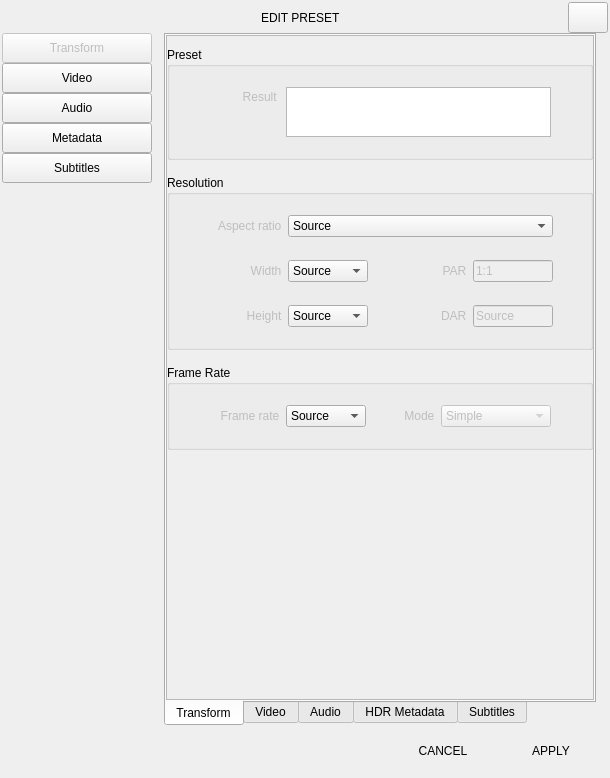
Above: app/preset.ui from philstopford/cine-encoder before the change. Below: the same form after it.
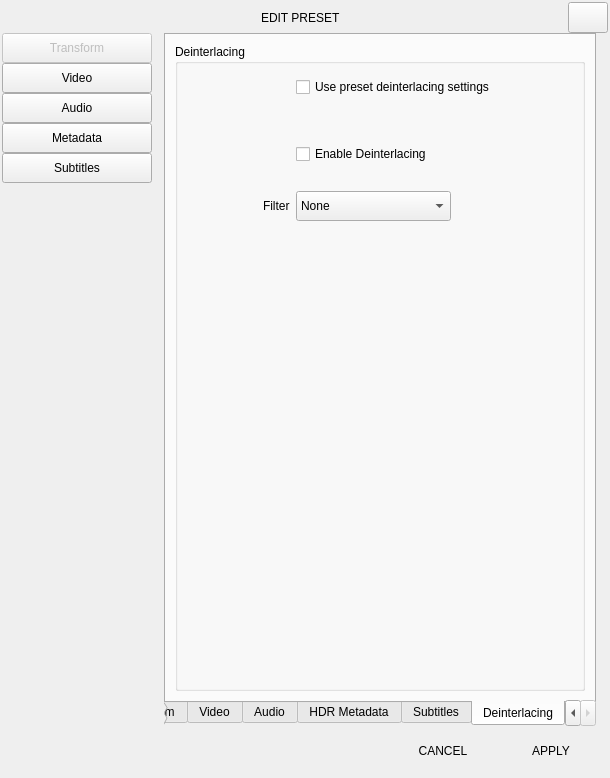
That is the form after the change. The open tabs and pages were chosen to show the change. Icons and pictures are not drawn.

Commit message:
Add deinterlacing UI elements to preset.ui
Added three UI elements to the preset.ui file:
- checkBox_use_preset_deinterlace: Master toggle for preset deinterlacing settings
- checkBox_preset_deinterlace_enabled: Enable/disable deinterlacing filter
- comboBox_preset_deinterlace_filter: Dropdown for filter selection (None, yadif, bwdif)

All elements include appropriate tooltips and follow the same pattern as the subtitle preset section.

Diff of the .ui file:
```diff
--- a/app/preset.ui
+++ b/app/preset.ui
@@ -5538,6 +5538,173 @@
                 </item>
                </layout>
               </widget>
+               <widget class="QWidget" name="tab_6">
+                <attribute name="title">
+                 <string>Deinterlacing</string>
+                </attribute>
+                <layout class="QGridLayout" name="gridLayout_13">
+                 <item row="0" column="0">
+                  <layout class="QGridLayout" name="gridLayout_14">
+                   <item row="0" column="0">
+                    <widget class="QGroupBox" name="groupBox_deinterlace">
+                     <property name="title">
+                      <string>Deinterlacing</string>
+                     </property>
+                     <widget class="QWidget" name="layoutWidget_deinterlace">
+                      <property name="geometry">
+                       <rect>
+                        <x>0</x>
+                        <y>30</y>
+                        <width>407</width>
+                        <height>150</height>
+                       </rect>
+                      </property>
+                      <layout class="QGridLayout" name="gridLayout_212">
+                       <property name="leftMargin">
+                        <number>0</number>
+                       </property>
+                       <property name="topMargin">
+                        <number>0</number>
+                       </property>
+                       <property name="rightMargin">
+                        <number>0</number>
+                       </property>
+                       <item row="0" column="2">
+                        <widget class="QCheckBox" name="checkBox_use_preset_deinterlace">
+                         <property name="toolTip">
+                          <string>Use deinterlacing settings from this preset instead of preferences</string>
+                         </property>
+                         <property name="text">
+                          <string>Use preset deinterlacing settings</string>
+                         </property>
+                        </widget>
+                       </item>
+                       <item row="1" column="0">
+                        <spacer name="horizontalSpacer_deinterlace_1">
+                         <property name="orientation">
+                          <enum>Qt::Orientation::Horizontal</enum>
+                         </property>
+                         <property name="sizeType">
+                          <enum>QSizePolicy::Policy::Expanding</enum>
+                         </property>
+                         <property name="sizeHint" stdset="0">
+                          <size>
+                           <width>40</width>
+                           <height>20</height>
+                          </size>
+                         </property>
+                        </spacer>
+                       </item>
+                       <item row="1" column="5">
+                        <spacer name="horizontalSpacer_deinterlace_2">
+                         <property name="orientation">
+                          <enum>Qt::Orientation::Horizontal</enum>
+                         </property>
+                         <property name="sizeHint" stdset="0">
+                          <size>
+                           <width>40</width>
+                           <height>20</height>
+                          </size>
+                         </property>
+                        </spacer>
+                       </item>
+                       <item row="2" column="2">
+                        <spacer name="verticalSpacer_deinterlace_1">
+                         <property name="orientation">
+                          <enum>Qt::Orientation::Vertical</enum>
+                         </property>
+                         <property name="sizeType">
+                          <enum>QSizePolicy::Policy::Fixed</enum>
+                         </property>
+                         <property name="sizeHint" stdset="0">
+                          <size>
+                           <width>20</width>
+                           <height>18</height>
+                          </size>
+                         </property>
+                        </spacer>
+                       </item>
+                       <item row="3" column="2">
+                        <widget class="QCheckBox" name="checkBox_preset_deinterlace_enabled">
+                         <property name="toolTip">
+                          <string>Enable deinterlacing filter for interlaced video</string>
+                         </property>
+                         <property name="text">
+                          <string>Enable Deinterlacing</string>
+                         </property>
+                        </widget>
+                       </item>
+                       <item row="4" column="2">
+                        <spacer name="verticalSpacer_deinterlace_2">
+                         <property name="orientation">
+                          <enum>Qt::Orientation::Vertical</enum>
+                         </property>
+                         <property name="sizeType">
+                          <enum>QSizePolicy::Policy::Fixed</enum>
+                         </property>
+                         <property name="sizeHint" stdset="0">
+                          <size>
+                           <width>20</width>
+                           <height>18</height>
+                          </size>
+                         </property>
+                        </spacer>
+                       </item>
+                       <item row="5" column="1">
+                        <widget class="QLabel" name="label_preset_deinterlace_filter">
+                         <property name="text">
+                          <string>Filter</string>
+                         </property>
+                        </widget>
+                       </item>
+                       <item row="5" column="2">
+                        <widget class="QComboBox" name="comboBox_preset_deinterlace_filter">
+                         <property name="sizePolicy">
+                          <sizepolicy hsizetype="Preferred" vsizetype="Fixed">
+                           <horstretch>0</horstretch>
+                           <verstretch>0</verstretch>
+                          </sizepolicy>
+                         </property>
+                         <property name="minimumSize">
+                          <size>
+                           <width>155</width>
+                           <height>24</height>
+                          </size>
+                         </property>
+                         <property name="maximumSize">
+                          <size>
+                           <width>155</width>
+                           <height>30</height>
+                          </size>
+                         </property>
+                         <property name="toolTip">
+                          <string>Select the deinterlacing algorithm (yadif or bwdif)</string>
+                         </property>
+                         <item>
+                          <property name="text">
+                           <string>None</string>
+                          </property>
+                         </item>
+                         <item>
+                          <property name="text">
+                           <string>yadif</string>
+                          </property>
+                         </item>
+                         <item>
+                          <property name="text">
+                           <string>bwdif</string>
+                          </property>
+                         </item>
+                        </widget>
+                       </item>
+                      </layout>
+                     </widget>
+                    </widget>
+                   </item>
+                  </layout>
+                 </item>
+                </layout>
+               </widget>
              </widget>
             </item>
            </layout>
```
